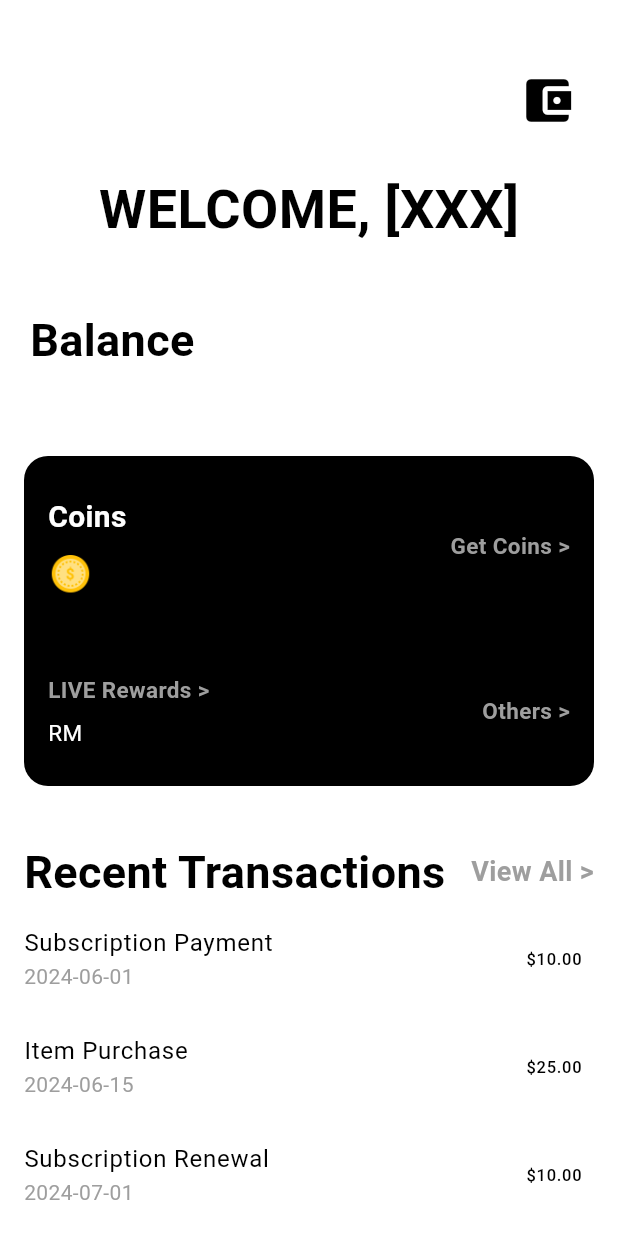
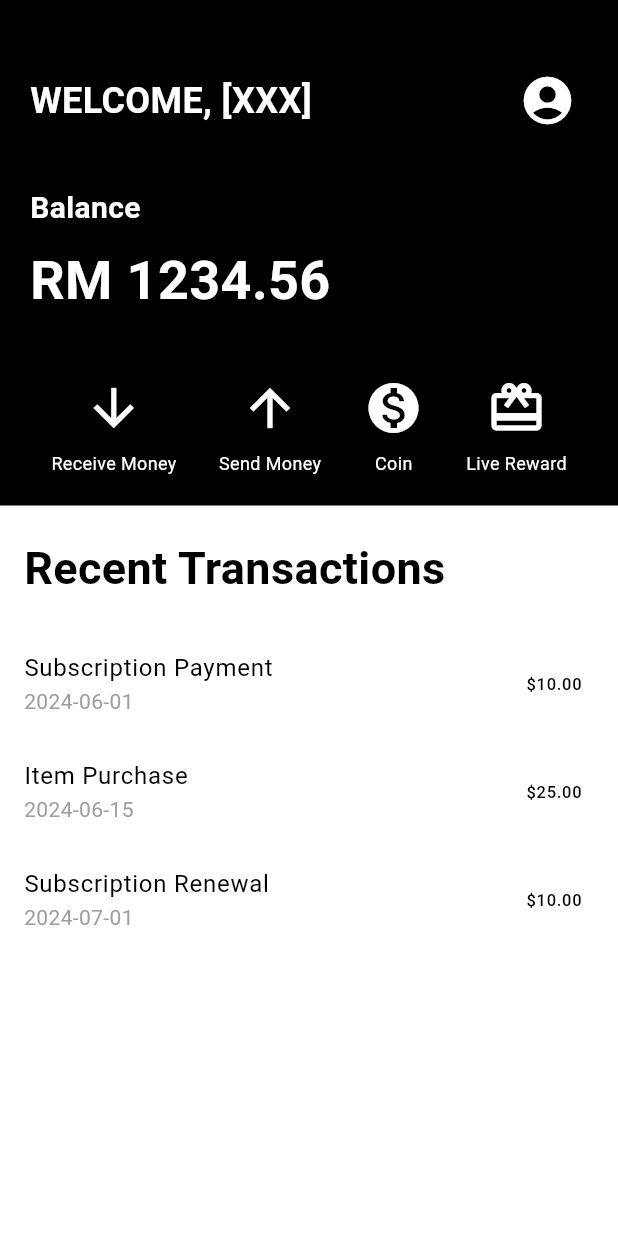
Before and after one commit to chongjying/TikTok, a Flutter app: the HomePage screen opened directly, on a phone screen of 412 x 824 dp. Run offline on Flutter 3.47's test engine with Material 3 defaults, Android fonts, the light colour scheme and no system bars; our stand-ins replace sqflite, sqflite_common_ffi, sqflite_common_ffi_web; accounts and stored records are empty.

Commit message:
interface change

```diff
--- a/lib/homepage.dart
+++ b/lib/homepage.dart
@@ -1,10 +1,11 @@
 import 'package:flutter/material.dart';
 import 'LIVE_rewards_page.dart';
+import 'coin_purchase.dart';
 import 'transaction.dart';
 import 'tiktok_wallet.dart';
 
 class HomePage extends StatelessWidget {
-  const HomePage({Key? key});
+  const HomePage({Key? key}) : super(key: key);
 
   // Example for transaction History
   final List<Map<String, String>> transactions = const [
@@ -29,14 +30,28 @@
       body: Column(
         crossAxisAlignment: CrossAxisAlignment.start,
         children: <Widget>[
-          Padding(
-            padding: const EdgeInsets.only(top: 40.0, right: 20.0),
-            child: Align(
-              alignment: Alignment.topRight,
-              child: IconButton(
+          // Black background section
+          Container(
+            color: Colors.black,
+            padding: const EdgeInsets.only(top: 40.0, left: 20.0, right: 20.0, bottom: 20.0),
+            child: Column(
+              crossAxisAlignment: CrossAxisAlignment.start,
+              children: <Widget>[
+                Row(
+                  mainAxisAlignment: MainAxisAlignment.spaceBetween,
+                  children: [
+                    const Text(
+                      'WELCOME, [XXX]',
+                      style: TextStyle(
+                        fontSize: 24,
+                        fontWeight: FontWeight.bold,
+                        color: Colors.white,
+                      ),
+                    ),
+                    IconButton(
                       icon: const Icon(
-                  Icons.account_balance_wallet,
-                  color: Colors.black,
+                        Icons.account_circle,
+                        color: Colors.white,
                       ),
                       iconSize: 38.0, // Adjust the icon size as needed
                       onPressed: () {
@@ -48,25 +63,43 @@
                         );
                       },
                     ),
+                  ],
+                ),
+                const SizedBox(height: 30),
+                const Text(
+                  'Balance',
+                  style: TextStyle(
+                    fontSize: 20,
+                    fontWeight: FontWeight.bold,
+                    color: Colors.white,
+                  ),
+                ),
+                const SizedBox(height: 8),
+                const Text(
+                  'RM 1234.56', // Replace with a dynamic number if needed
+                  style: TextStyle(
+                    fontSize: 36,
+                    fontWeight: FontWeight.bold,
+                    color: Colors.white,
+                  ),
+                ),
+                const SizedBox(height: 40),
+                Row(
+                  mainAxisAlignment: MainAxisAlignment.spaceAround,
+                  children: [
+            _buildIconColumn(context, Icons.arrow_downward, 'Receive Money', ReceiveMoneyPage()),
+            _buildIconColumn(context, Icons.arrow_upward, 'Send Money', SendMoneyPage()),
+            _buildIconColumn(context, Icons.monetization_on, 'Coin', CoinPurchasePage()),
+            _buildIconColumn(context, Icons.card_giftcard, 'Live Reward', LiveRewardPage()),
+                  ],
+                ),
+              ],
             ),
           ),
           const Padding(
-            padding: EdgeInsets.symmetric(vertical: 20.0),
-            child: Center(
+            padding: EdgeInsets.fromLTRB(16.0, 20.0, 16.0, 0.0),
             child: Text(
-                'WELCOME, [XXX]',
-                style: TextStyle(
-                  fontSize: 36,
-                  fontWeight: FontWeight.bold,
-                  color: Colors.black,
-                ),
-              ),
-            ),
-          ),
-          const Padding(
-            padding: EdgeInsets.all(20.0),
-            child: Text(
-              'Balance',
+              'Recent Transactions',
               style: TextStyle(
                 fontSize: 30,
                 fontWeight: FontWeight.bold,
@@ -74,201 +107,7 @@
               ),
             ),
           ),
-          Center(
-            child: Container(
-              margin: const EdgeInsets.only(top: 20),
-              padding: const EdgeInsets.all(16),
-              child: Table(
-                columnWidths: const {
-                  0: FlexColumnWidth(1),
-                  1: FlexColumnWidth(1),
-                },
-                children: [
-                  // First row (merged)
-                  TableRow(
-                    decoration: const BoxDecoration(
-                      color: Colors.black,
-                      borderRadius: BorderRadius.only(
-                        topLeft: Radius.circular(16),
-                        topRight: Radius.circular(16),
-                      ),
-                    ),
-                    children: [
-                      TableCell(
-                        verticalAlignment: TableCellVerticalAlignment.middle,
-                        child: GestureDetector(
-                          onTap: () {
-                            Navigator.push(
-                              context,
-                              MaterialPageRoute(
-                                builder: (context) =>
-                                    LiveRewardsPage(), // Navigate to LiveRewardsPage
-                              ),
-                            );
-                          },
-                          child: Padding(
-                            padding: const EdgeInsets.symmetric(horizontal: 16),
-                            child: Container(
-                              height:
-                                  120, // Increased height to accommodate icon
-                              child: Column(
-                                mainAxisAlignment: MainAxisAlignment.center,
-                                crossAxisAlignment: CrossAxisAlignment.start,
-                                children: [
-                                  const Text(
-                                    'Coins',
-                                    style: TextStyle(
-                                      fontSize: 20,
-                                      fontWeight: FontWeight.bold,
-                                      color: Colors.white,
-                                    ),
-                                  ),
-                                  const SizedBox(height: 8),
-                                  Image.asset(
-                                    'assets/coins.png',
-                                    width: 30,
-                                    height: 30,
-                                  ),
-                                ],
-                              ),
-                            ),
-                          ),
-                        ),
-                      ),
-                      TableCell(
-                        verticalAlignment: TableCellVerticalAlignment.middle,
-                        child: Padding(
-                          padding: const EdgeInsets.symmetric(horizontal: 16),
-                          child: Container(
-                            height: 100,
-                            child: Align(
-                              alignment: Alignment.centerRight,
-                              child: const Text(
-                                'Get Coins >',
-                                style: TextStyle(
-                                  fontSize: 15,
-                                  fontWeight: FontWeight.bold,
-                                  color: Colors.grey,
-                                ),
-                              ),
-                            ),
-                          ),
-                        ),
-                      ),
-                    ],
-                  ),
-                  // Second row
-                  TableRow(
-                    decoration: const BoxDecoration(
-                      color: Colors.black,
-                      borderRadius: BorderRadius.only(
-                        bottomLeft: Radius.circular(16),
-                        bottomRight: Radius.circular(16),
-                      ),
-                    ),
-                    children: [
-                      TableCell(
-                        verticalAlignment: TableCellVerticalAlignment.middle,
-                        child: GestureDetector(
-                          onTap: () {
-                            Navigator.push(
-                              context,
-                              MaterialPageRoute(
-                                builder: (context) =>
-                                    LiveRewardsPage(), // Navigate to LiveRewardsPage
-                              ),
-                            );
-                          },
-                          child: Padding(
-                            padding: const EdgeInsets.symmetric(horizontal: 16),
-                            child: Container(
-                              height: 100,
-                              child: Column(
-                                mainAxisAlignment: MainAxisAlignment.center,
-                                crossAxisAlignment: CrossAxisAlignment.start,
-                                children: [
-                                  const Text(
-                                    'LIVE Rewards >',
-                                    style: TextStyle(
-                                      fontSize: 15,
-                                      fontWeight: FontWeight.bold,
-                                      color: Colors.grey,
-                                    ),
-                                  ),
-                                  const SizedBox(height: 8),
-                                  const Text(
-                                    'RM ',
-                                    style: TextStyle(
-                                      fontSize: 15,
-                                      color: Colors.white,
-                                    ),
-                                  ),
-                                ],
-                              ),
-                            ),
-                          ),
-                        ),
-                      ),
-                      TableCell(
-                        verticalAlignment: TableCellVerticalAlignment.middle,
-                        child: Padding(
-                          padding: const EdgeInsets.symmetric(horizontal: 16),
-                          child: Container(
-                            height: 100,
-                            child: Align(
-                              alignment: Alignment.centerRight,
-                              child: const Text(
-                                'Others >',
-                                style: TextStyle(
-                                  fontSize: 15,
-                                  fontWeight: FontWeight.bold,
-                                  color: Colors.grey,
-                                ),
-                              ),
-                            ),
-                          ),
-                        ),
-                      ),
-                    ],
-                  ),
-                ],
-              ),
-            ),
-          ),
-          Padding(
-            padding: const EdgeInsets.fromLTRB(16.0, 20.0, 16.0, 0.0),
-            child: Row(
-              mainAxisAlignment: MainAxisAlignment.spaceBetween,
-              children: [
-                const Text(
-                  'Recent Transactions',
-                  style: TextStyle(
-                    fontSize: 30,
-                    fontWeight: FontWeight.bold,
-                    color: Colors.black,
-                  ),
-                ),
-                InkWell(
-                  onTap: () {
-                    Navigator.push(
-                      context,
-                      MaterialPageRoute(
-                        builder: (context) => const TransactionPage(),
-                      ),
-                    );
-                  },
-                  child: const Text(
-                    'View All >',
-                    style: TextStyle(
-                      fontSize: 18,
-                      fontWeight: FontWeight.bold,
-                      color: Colors.grey,
-                    ),
-                  ),
-                ),
-              ],
-            ),
-          ),
+          SizedBox(height: 20),
           Expanded(
             child: ListView.builder(
               itemCount: transactions.length > 3 ? 3 : transactions.length,
@@ -291,4 +130,79 @@
       ),
     );
   }
+
+  Widget _buildIconColumn(BuildContext context, IconData icon, String label, Widget page) {
+    return GestureDetector(
+      onTap: () {
+        Navigator.push(
+          context,
+          MaterialPageRoute(builder: (context) => page),
+        );
+      },
+      child: Column(
+        mainAxisSize: MainAxisSize.min,
+        mainAxisAlignment: MainAxisAlignment.center,
+        children: <Widget>[
+          Icon(icon, size: 40.0),
+          Container(
+            margin: const EdgeInsets.only(top: 8.0),
+            child: Text(
+              label,
+              style: TextStyle(
+                fontSize: 12.0,
+                fontWeight: FontWeight.w400,
+              ),
+            ),
+          ),
+        ],
+      ),
+    );
   }
+}
+
+
+
+
+class ReceiveMoneyPage extends StatelessWidget {
+  @override
+  Widget build(BuildContext context) {
+    return Scaffold(
+      appBar: AppBar(
+        title: Text('Receive Money'),
+      ),
+      body: Center(
+        child: Text('Receive Money Page'),
+      ),
+    );
+  }
+}
+
+
+class SendMoneyPage extends StatelessWidget {
+  @override
+  Widget build(BuildContext context) {
+    return Scaffold(
+      appBar: AppBar(
+        title: Text('Send Money'),
+      ),
+      body: Center(
+        child: Text('Send Money Page'),
+      ),
+    );
+  }
+}
+
+
+class LiveRewardPage extends StatelessWidget {
+  @override
+  Widget build(BuildContext context) {
+    return Scaffold(
+      appBar: AppBar(
+        title: Text('Live Reward'),
+      ),
+      body: Center(
+        child: Text('Live Reward Page'),
+      ),
+    );
+  }
+}
--- a/lib/tiktok_wallet.dart
+++ b/lib/tiktok_wallet.dart
@@ -10,6 +10,7 @@
     {'title': 'Subscription Payment', 'date': '2024-06-01', 'amount': '\$10.00'},
     {'title': 'Item Purchase', 'date': '2024-06-15', 'amount': '\$25.00'},
     {'title': 'Subscription Renewal', 'date': '2024-07-01', 'amount': '\$10.00'},
+    // Add more transactions as needed
   ];
 
   @override
--- a/lib/wallet_topup.dart
+++ b/lib/wallet_topup.dart
@@ -157,7 +157,7 @@
                   vertical: 16,
                 ),
               ),
-              child: const Text('Top Up Wallet'),
+              child: const Text('Top Up'),
             ),
           ],
         ),
```
Also changed, not shown: lib/coin_purchase.dart (added, +318 -0 lines), lib/transaction_details.dart (added, +74 -0 lines), 2 other files. Lines whose indentation alone changed are shown as unchanged.
